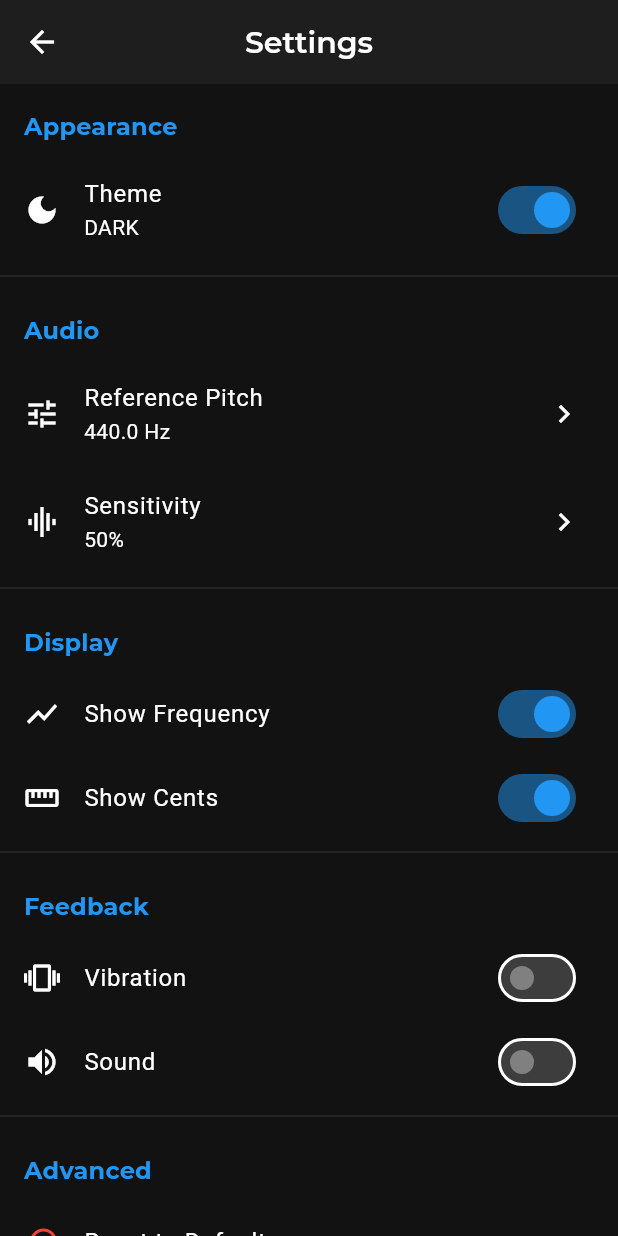
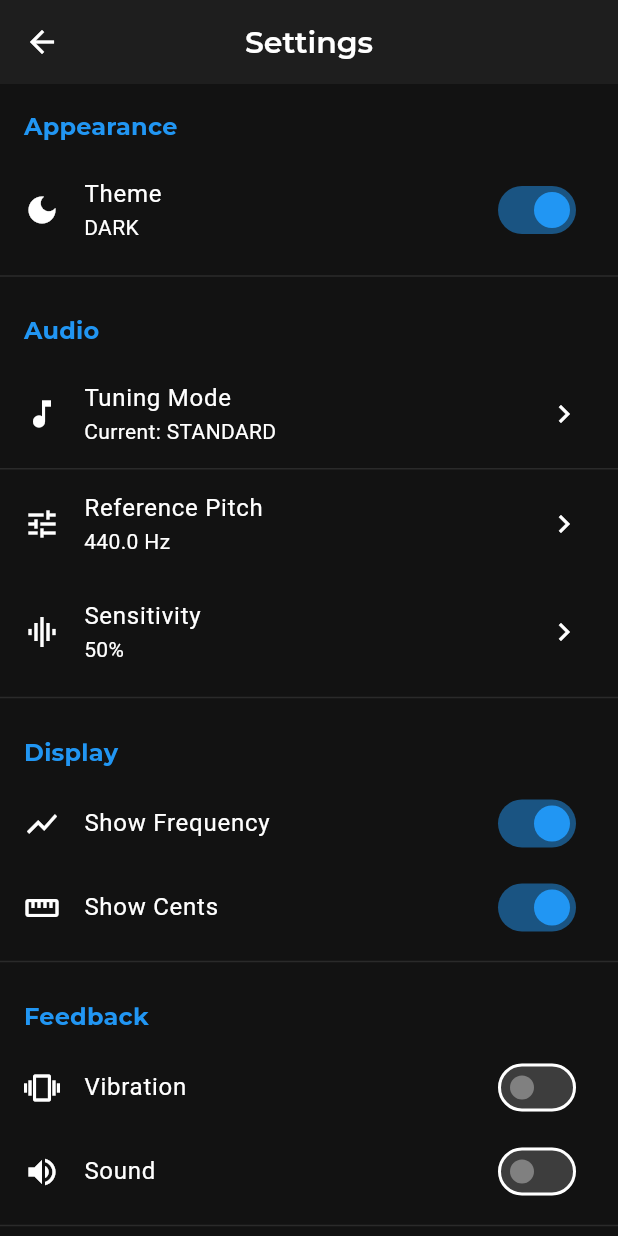
Before and after one commit to hiucdh/guitar_tuna, a Flutter app: the SettingsScreen screen opened by its route, on a phone screen of 412 x 824 dp. Run offline on Flutter 3.47's test engine with Material 3 defaults, Android fonts, the light colour scheme and no system bars; our stand-ins replace dartz, equatable, google_fonts, permission_handler, shared_preferences; missing offline and left inert: flutter_audio_capture, pitch_detector_dart; accounts and stored records are empty.

Commit message:
feat: turning selection screen

```diff
--- a/lib/presentation/navigation/app_router.dart
+++ b/lib/presentation/navigation/app_router.dart
@@ -4,6 +4,7 @@ import '../screens/home/home_screen.dart';
 import '../screens/tuner/tuner_screen.dart';
 import '../screens/settings/settings_screen.dart';
 import '../screens/about/about_screen.dart';
+import '../screens/tuning/tuning_selection_screen.dart';
 
 /// App router configuration
 class AppRouter {
@@ -36,6 +37,12 @@ class AppRouter {
           settings: settings,
         );
 
+      case Routes.tuning:
+        return MaterialPageRoute(
+          builder: (_) => const TuningSelectionScreen(),
+          settings: settings,
+        );
+
       default:
         return MaterialPageRoute(
           builder: (_) => const HomeScreen(),
--- a/lib/presentation/navigation/routes.dart
+++ b/lib/presentation/navigation/routes.dart
@@ -9,6 +9,7 @@ class Routes {
   static const String about = '/about';
 
   // Settings sub-routes
+  static const String tuning = '/tuning';
   static const String tuningSettings = '/settings/tuning';
   static const String audioSettings = '/settings/audio';
   static const String appearanceSettings = '/settings/appearance';
--- a/lib/presentation/providers/settings_provider.dart
+++ b/lib/presentation/providers/settings_provider.dart
@@ -22,6 +22,9 @@ class SettingsProvider extends ChangeNotifier {
 
   // Individual setting getters
   String get tuningId => _settings.tuningId;
+  // Alias for compatibility with TuningSelectionScreen
+  String get selectedTuningId => _settings.tuningId;
+
   double get referencePitch => _settings.referencePitch;
   String get themeMode => _settings.themeMode;
   double get sensitivity => _settings.sensitivity;
@@ -77,6 +80,11 @@ class SettingsProvider extends ChangeNotifier {
     await updateSettings(_settings.copyWith(tuningId: tuningId));
   }
 
+  // Alias for compatibility with TuningSelectionScreen
+  Future<void> setTuning(String tuningId) async {
+    await updateTuningId(tuningId);
+  }
+
   /// Updates reference pitch
   Future<void> updateReferencePitch(double pitch) async {
     await updateSettings(_settings.copyWith(referencePitch: pitch));
--- a/lib/presentation/screens/settings/settings_screen.dart
+++ b/lib/presentation/screens/settings/settings_screen.dart
@@ -48,6 +48,14 @@ class SettingsScreen extends StatelessWidget {
                 builder: (context, settings, child) {
                       return Column(
                         children: [
+                          ListTile(
+                            leading: const Icon(Icons.music_note),
+                            title: const Text('Tuning Mode'),
+                            subtitle: Text('Current: ${settings.selectedTuningId.toUpperCase().replaceAll('_', ' ')}'),
+                            trailing: const Icon(Icons.chevron_right),
+                            onTap: () => Navigator.pushNamed(context, '/tuning'),
+                          ),
+                          const Divider(height: 1),
                           ListTile(
                             leading: const Icon(Icons.tune),
                             title: const Text('Reference Pitch'),
```
Also changed, not shown: lib/app.dart (+7 -0 lines), lib/presentation/screens/tuner/tuner_screen.dart (+14 -0 lines), lib/presentation/screens/tuning/tuning_selection_screen.dart (added, +100 -0 lines). Lines whose indentation alone changed are shown as unchanged.
